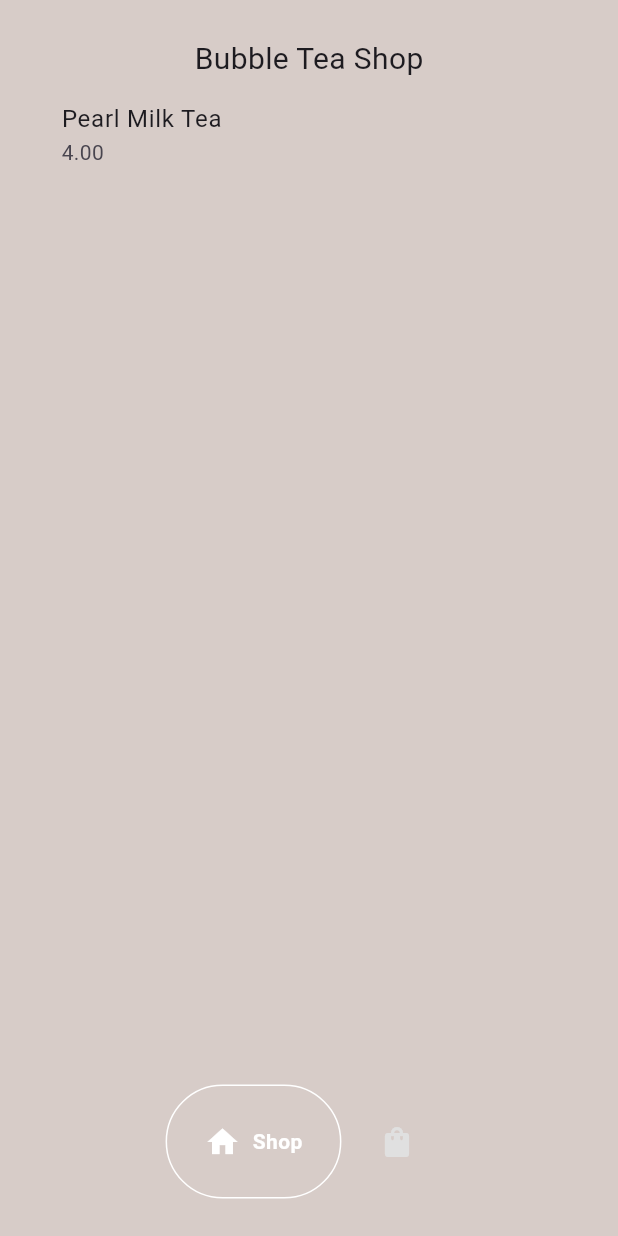
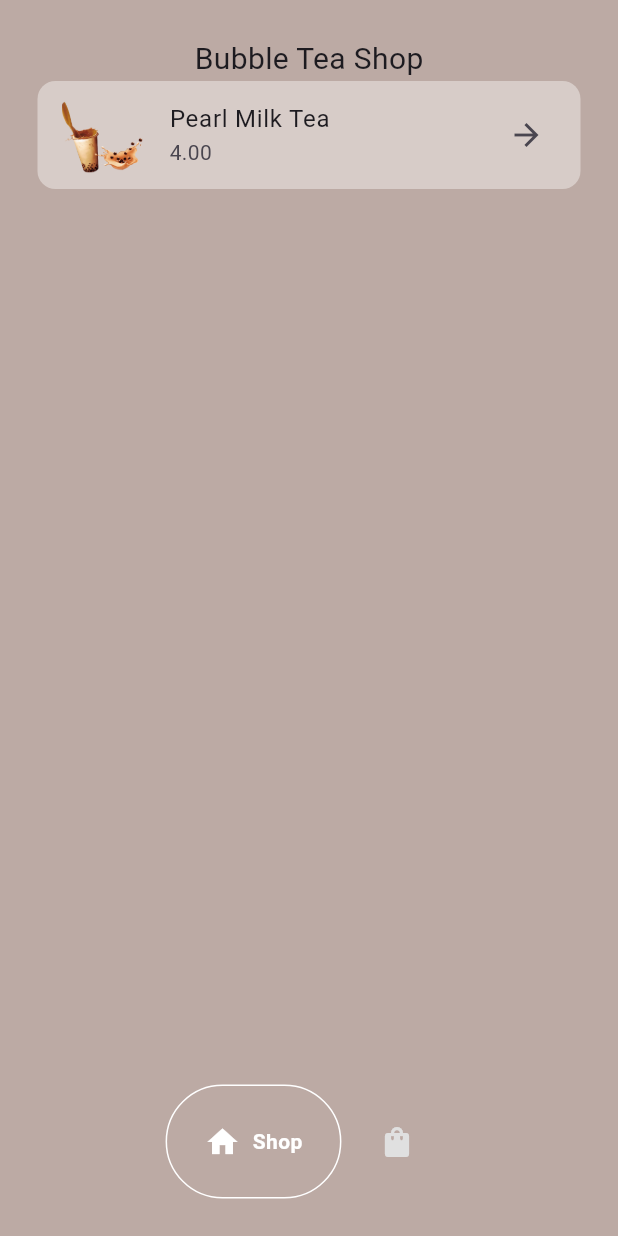
Before and after one commit to DamisolaT/BubbleTeaApp, a Flutter app: the screen it shows after launch, on a phone screen of 412 x 824 dp. Run offline on Flutter 3.47's test engine with Material 3 defaults, Android fonts, the phone set to English and light mode, and no system bars; drawn by our look-alikes of google_nav_bar.

Commit message:
Implementing the pages

```diff
--- /dev/null
+++ b/lib/components/drink_tile.dart
@@ -0,0 +1,32 @@
+import 'package:flutter/material.dart';
+import 'package:tea_app/models/drink.dart';
+
+class DrinkTile extends StatelessWidget {
+  final Drink drink;
+  void Function()? onTap;
+   DrinkTile({
+    super.key,
+    required this.drink,
+    required this.onTap
+  });
+
+  @override
+  Widget build(BuildContext context) {
+    return GestureDetector(
+      onTap: onTap,
+      child: Container(
+        decoration: BoxDecoration(
+          color: Colors.brown[100],
+          borderRadius: BorderRadius.circular(12)
+          ),
+        child: ListTile(
+          title: Text(drink.name),
+          subtitle: Text(drink.price),
+          leading: Image.asset(drink.imagePath),
+          trailing: Icon(Icons.arrow_forward),
+        ),
+      ),
+    );
+
+  }
+}
--- a/lib/main.dart
+++ b/lib/main.dart
@@ -15,9 +15,10 @@ class MyApp extends StatelessWidget {
   Widget build(BuildContext context) {
     return ChangeNotifierProvider(
       create: (context) => BubbleTeaShop(),
-      builder:(context, child) => const MaterialApp(
+      builder:(context, child) =>  MaterialApp(
         debugShowCheckedModeBanner: false,
-        home: HomePage()
+        theme: ThemeData(primarySwatch: Colors.brown),
+        home: const HomePage()
       ),
     );
 
--- a/lib/models/shop.dart
+++ b/lib/models/shop.dart
@@ -8,7 +8,7 @@ class BubbleTeaShop extends ChangeNotifier{
     Drink(
       name: "Pearl Milk Tea",
       price: "4.00",
-      imagePath: "lib/images/pearl_milk.png")
+      imagePath: "lib/images/pearl_milk_img.png")
   ];
 
   // list of drinks in user cart
--- a/lib/pages/home_page.dart
+++ b/lib/pages/home_page.dart
@@ -27,7 +27,7 @@ class _HomePageState extends State<HomePage> {
   @override
   Widget build(BuildContext context) {
     return Scaffold(
-      backgroundColor: Colors.brown[100],
+      backgroundColor: Colors.brown[200],
       bottomNavigationBar: MyBottomNavBar(
         onTabChange: (index) => navigateBottomBar(index),
       ),
--- a/lib/pages/shop_page.dart
+++ b/lib/pages/shop_page.dart
@@ -1,6 +1,9 @@
 import 'package:flutter/material.dart';
 import 'package:provider/provider.dart';
+import 'package:tea_app/components/drink_tile.dart';
+import 'package:tea_app/models/drink.dart';
 import 'package:tea_app/models/shop.dart';
+import 'package:tea_app/pages/order_page.dart';
 
 class ShopPage extends StatefulWidget {
   const ShopPage({super.key});
@@ -10,6 +13,15 @@ class ShopPage extends StatefulWidget {
 }
 
 class _ShopPageState extends State<ShopPage> {
+
+  // user selected the drink and go to order page
+
+  void goToOrderPage(Drink drink){
+    // navigate to order page
+    Navigator.push(context, MaterialPageRoute(builder: (context)=> OrderPage(
+      drink: drink,
+    )));
+  }
   @override
   Widget build(BuildContext context) {
     return Consumer<BubbleTeaShop>(
@@ -28,10 +40,18 @@ class _ShopPageState extends State<ShopPage> {
               Expanded(
                 child: ListView.builder(
                   itemCount: value.shop.length,
-                  itemBuilder: (context, index) => ListTile(
-                    title: Text(value.shop[index].name),
-                    subtitle: Text(value.shop[index].price),
-                  )))
+                  itemBuilder: (context, index) {
+                    // get individual drink from shop
+                    Drink individualDrink = value.shop[index];
+
+                    // return that drink as a nice tile
+                    return DrinkTile(
+                      drink: individualDrink,
+                      onTap: () => goToOrderPage(individualDrink)
+                      );
+
+
+                  }))
             ],
           ),
         ),
```
Also changed, not shown: lib/pages/order_page.dart (added, +28 -0 lines), lib/images/pearl_milk_img.png (added).
